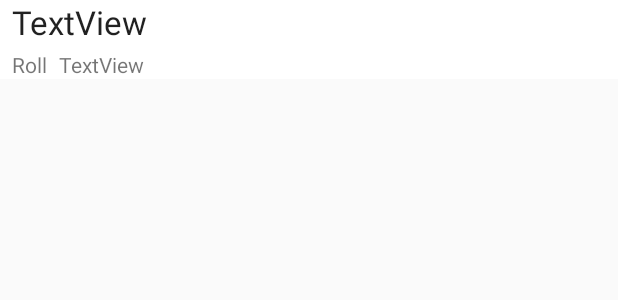
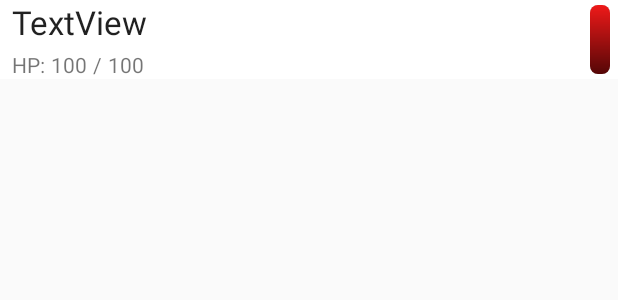
Before and after one commit to lukaskuko9/InitiativeTracker, an Android app: the layout row_item.xml on its own in the app's theme, with its tools: preview values and no code run, on a phone screen of 412 x 824 dp. Shown: the top 300 px of the screen. Run offline under Robolectric (Android 15) with nearby library versions, the phone set to English and light mode, and no system bars.

Commit message:
changed roll to hp added max hp added hp bar

```diff
--- /dev/null
+++ b/app/src/main/res/drawable/progress_bar_vertical.xml
@@ -0,0 +1,41 @@
+<?xml version="1.0" encoding="utf-8"?>
+<layer-list xmlns:android="http://schemas.android.com/apk/res/android">
+    <item android:id="@android:id/background">
+        <shape>
+            <corners android:radius="5dip" />
+            <gradient
+                android:startColor="#CACACA"
+                android:centerColor="#A7B5A7"
+                android:centerY="0.75"
+                android:endColor="#CACACA"
+                android:angle="90"
+                />
+        </shape>
+    </item>
+    <item android:id="@android:id/secondaryProgress">
+        <clip android:clipOrientation="vertical" android:gravity="bottom">
+            <shape>
+                <corners android:radius="5dip" />
+                <gradient
+                    android:startColor="#80FF0084"
+                    android:centerColor="#80ffb600"
+                    android:centerY="0.75"
+                    android:endColor="#a0ffcb00"
+                    android:angle="180"
+                    />
+            </shape>
+        </clip>
+    </item>
+    <item android:id="@android:id/progress">
+        <clip android:clipOrientation="vertical" android:gravity="bottom">
+            <shape>
+                <corners android:radius="5dip" />
+                <gradient
+                    android:startColor="#550707"
+                    android:endColor="#EF1919"
+                    android:angle="90"
+                    />
+            </shape>
+        </clip>
+    </item>
+</layer-list>
--- a/app/src/main/res/layout/row_item.xml
+++ b/app/src/main/res/layout/row_item.xml
@@ -9,43 +9,74 @@
     >
 
     <TextView
-        android:id="@+id/textView"
+        android:id="@+id/nametextView"
         android:layout_width="0dp"
         android:layout_height="wrap_content"
         android:layout_marginStart="8dp"
-        android:layout_marginLeft="8dp"
         android:layout_marginEnd="8dp"
         android:text="TextView"
         android:textAppearance="@style/TextAppearance.AppCompat.Large"
-        app:layout_constraintBottom_toTopOf="@+id/rowCountTextView"
-        app:layout_constraintEnd_toEndOf="parent"
+        app:layout_constraintBottom_toTopOf="@+id/hpTextView"
+        app:layout_constraintEnd_toStartOf="@+id/vertical_progressbar"
+        app:layout_constraintHorizontal_bias="1.0"
         app:layout_constraintStart_toStartOf="parent"
         app:layout_constraintTop_toTopOf="parent"
         app:layout_constraintVertical_bias="0.0" />
 
     <TextView
-        android:id="@+id/rowCountTextView"
+        android:id="@+id/hpTextView"
         android:layout_width="0dp"
         android:layout_height="wrap_content"
-        android:layout_marginTop="4dp"
-        android:layout_marginEnd="8dp"
-        android:text="TextView"
+        android:layout_marginStart="4dp"
+        android:text="100"
         android:textAppearance="@style/TextAppearance.AppCompat.Small"
-        app:layout_constraintBottom_toBottomOf="parent"
-        app:layout_constraintEnd_toEndOf="parent"
-        app:layout_constraintStart_toEndOf="@+id/textView4"
-        app:layout_constraintTop_toBottomOf="@+id/textView" />
+        app:layout_constraintStart_toEndOf="@+id/textView2"
+        app:layout_constraintTop_toTopOf="@+id/textView2" />
 
     <TextView
-        android:id="@+id/textView4"
+        android:id="@+id/textView2"
         android:layout_width="wrap_content"
         android:layout_height="wrap_content"
         android:layout_marginStart="8dp"
-        android:layout_marginLeft="8dp"
-        android:layout_marginEnd="8dp"
-        android:layout_marginRight="8dp"
-        android:text="Roll"
-        app:layout_constraintEnd_toStartOf="@+id/rowCountTextView"
+        android:layout_marginTop="4dp"
+        android:text="HP:"
+        app:layout_constraintBottom_toBottomOf="parent"
         app:layout_constraintStart_toStartOf="parent"
-        app:layout_constraintTop_toTopOf="@+id/rowCountTextView" />
+        app:layout_constraintTop_toBottomOf="@+id/nametextView" />
+
+    <ProgressBar
+        android:id="@+id/vertical_progressbar"
+        style="@style/Widget.ProgressBar.Vertical"
+        android:layout_width="13dp"
+        android:layout_height="0dp"
+        android:layout_marginTop="3dp"
+        android:layout_marginEnd="5dp"
+        android:layout_marginBottom="3dp"
+        android:progress="100"
+        app:layout_constraintBottom_toBottomOf="parent"
+        app:layout_constraintEnd_toEndOf="parent"
+        app:layout_constraintStart_toEndOf="@+id/nametextView"
+        app:layout_constraintTop_toTopOf="parent" />
+
+    <TextView
+        android:id="@+id/textView5"
+        android:layout_width="wrap_content"
+        android:layout_height="wrap_content"
+        android:layout_marginStart="4dp"
+        android:text="/"
+        app:layout_constraintStart_toEndOf="@+id/hpTextView"
+        app:layout_constraintTop_toTopOf="@+id/hpTextView" />
+
+    <TextView
+        android:id="@+id/maxhptextView"
+        android:layout_width="wrap_content"
+        android:layout_height="wrap_content"
+        android:layout_marginStart="4dp"
+        android:layout_marginEnd="4dp"
+        android:text="100"
+        app:layout_constraintEnd_toStartOf="@+id/vertical_progressbar"
+        app:layout_constraintHorizontal_bias="0.0"
+        app:layout_constraintStart_toEndOf="@+id/textView5"
+        app:layout_constraintTop_toTopOf="@+id/textView5" />
+
 </androidx.constraintlayout.widget.ConstraintLayout>
--- a/app/src/main/res/values/styles.xml
+++ b/app/src/main/res/values/styles.xml
@@ -17,4 +17,23 @@
 
     <style name="AppTheme.PopupOverlay" parent="ThemeOverlay.AppCompat.Light" />
 
+    <style name="Widget">
+    </style>
+    <style name="Widget.ProgressBar">
+        <item name="android:indeterminateOnly">true</item>
+        <item name="android:indeterminateBehavior">repeat</item>
+        <item name="android:indeterminateDuration">3500</item>
+        <item name="android:minWidth">48dip</item>
+        <item name="android:maxWidth">48dip</item>
+        <item name="android:minHeight">48dip</item>
+        <item name="android:maxHeight">48dip</item>
+    </style>
+    <style name="Widget.ProgressBar.Vertical">
+        <item name="android:indeterminateOnly">false</item>
+        <item name="android:progressDrawable">@drawable/progress_bar_vertical</item>
+        <item name="android:indeterminateDrawable">@android:drawable/progress_indeterminate_horizontal</item>
+        <item name="android:minWidth">1dip</item>
+        <item name="android:maxWidth">12dip</item>
+    </style>
+
 </resources>
```
Also changed, not shown: app/src/main/java/com/example/initiativetracker/MainActivity.java (+33 -24 lines), app/src/main/java/com/example/initiativetracker/RecyclerAdapter.java (+25 -13 lines), app/src/main/java/com/example/initiativetracker/RecyclerEntity.java (+19 -11 lines), app/src/main/res/layout/dialogcreatureedit.xml (+37 -22 lines).
